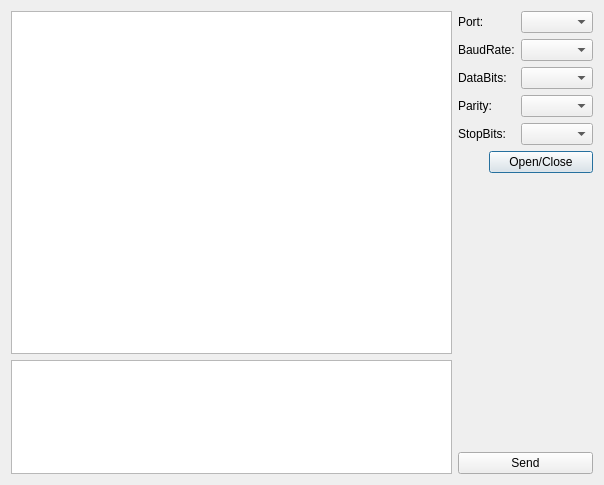
This is examples/uartassistant/dialog.ui in dougg3/doug-qextserialport-linuxnotifications as Qt 5 draws it before an edit. The edited form follows.
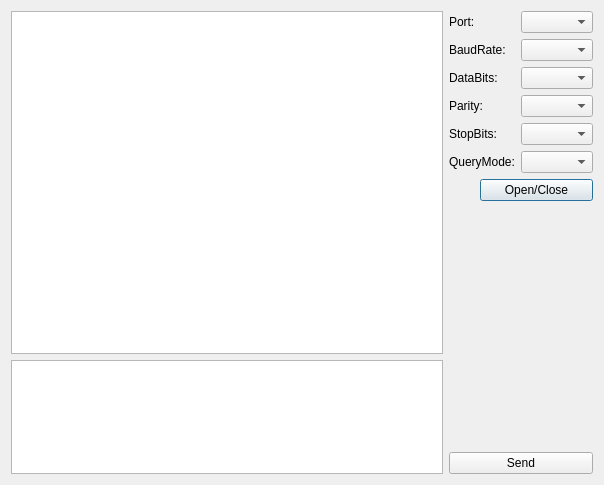
This is the edited form. Custom widgets are drawn as their Qt base class.

Commit message: fix a silly bug and improve : for example uartassistant.

What changed in the file:
```diff
--- a/examples/uartassistant/dialog.ui
+++ b/examples/uartassistant/dialog.ui
@@ -82,6 +82,16 @@
        <item row="4" column="1">
         <widget class="QComboBox" name="stopBitsBox"/>
        </item>
+       <item row="5" column="0">
+        <widget class="QLabel" name="label_6">
+         <property name="text">
+          <string>QueryMode:</string>
+         </property>
+        </widget>
+       </item>
+       <item row="5" column="1">
+        <widget class="QComboBox" name="queryModeBox"/>
+       </item>
       </layout>
      </item>
      <item>
```
The commit also changes 2 other files.
